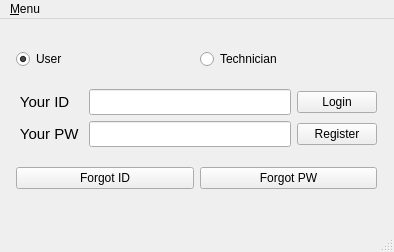
The window that FiveOfRuler/LoginWindow.ui (simneol/JuDeP) describes before a commit, drawn with Qt 5.
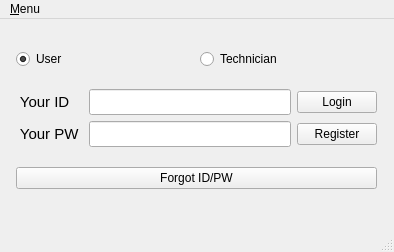
The same window after the commit.

Commit message: LoginWindow has some Dialog !

What changed in the file:
```diff
--- a/FiveOfRuler/LoginWindow.ui
+++ b/FiveOfRuler/LoginWindow.ui
@@ -122,14 +122,7 @@
        <item>
         <widget class="QPushButton" name="forgotIDButton">
          <property name="text">
-          <string>Forgot ID</string>
-         </property>
-        </widget>
-       </item>
-       <item>
-        <widget class="QPushButton" name="forgotPWButton">
-         <property name="text">
-          <string>Forgot PW</string>
+          <string>Forgot ID/PW</string>
          </property>
         </widget>
        </item>
```
Left out of the diff: 9 changed lines with no effect on the pictures. The commit also changes 10 other files.
